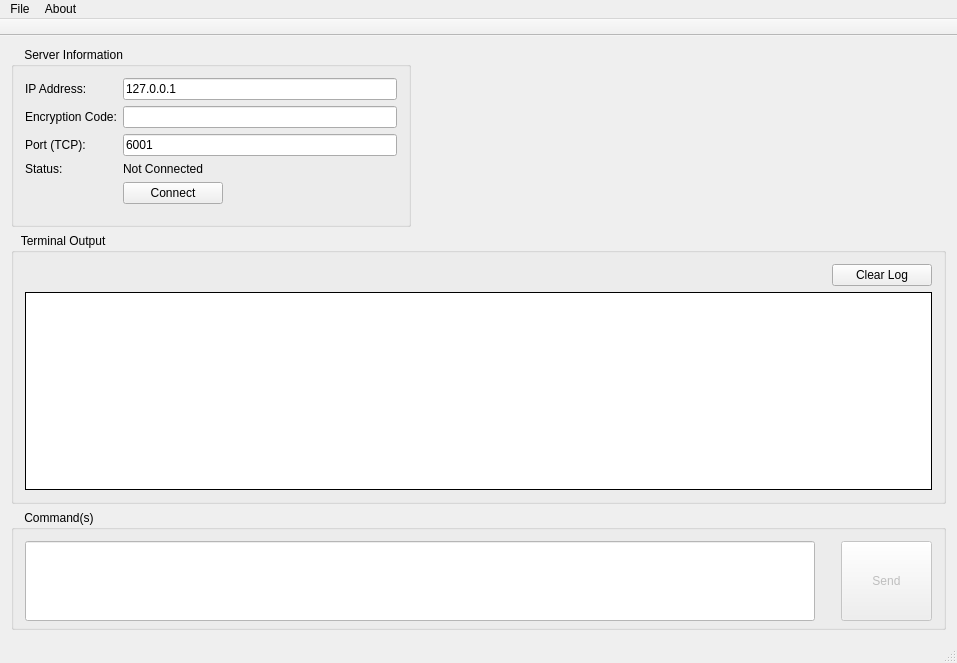
First picture: the form in remote-terminal-client/src/frmmain.ui, repository Trevor3000/remote-terminal, before the edit.
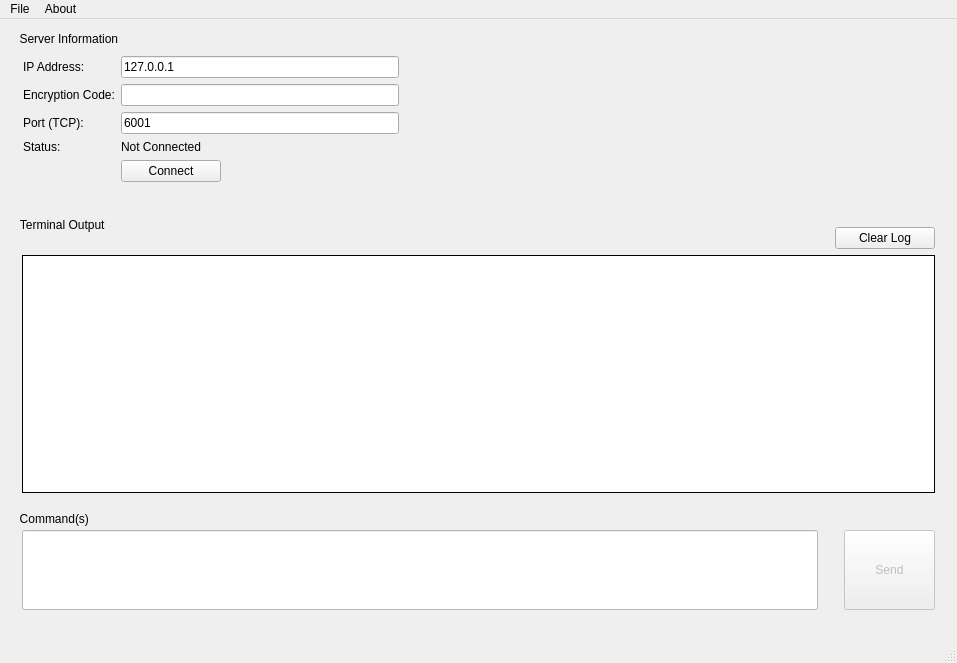
Second picture: the form after the edit.

What changed in the file:
```diff
--- a/remote-terminal-client/src/frmmain.ui
+++ b/remote-terminal-client/src/frmmain.ui
@@ -47,8 +47,14 @@
         <height>180</height>
        </size>
       </property>
+      <property name="styleSheet">
+       <string notr="true">QGroupBox
+{
+	border-top:15px solid transparent;
+}</string>
+      </property>
       <property name="title">
-       <string>    Server Information</string>
+       <string>  Server Information</string>
       </property>
       <property name="flat">
        <bool>false</bool>
@@ -169,8 +175,14 @@
         <verstretch>0</verstretch>
        </sizepolicy>
       </property>
+      <property name="styleSheet">
+       <string notr="true">QGroupBox
+{
+	border:none;
+}</string>
+      </property>
       <property name="title">
-       <string>   Terminal Output</string>
+       <string>  Terminal Output</string>
       </property>
       <layout class="QGridLayout" name="gridLayout">
        <item row="1" column="1">
@@ -260,8 +272,14 @@
         <height>120</height>
        </size>
       </property>
+      <property name="styleSheet">
+       <string notr="true">QGroupBox
+{
+	border:none;
+}</string>
+      </property>
       <property name="title">
-       <string>    Command(s)</string>
+       <string>  Command(s)</string>
       </property>
       <layout class="QHBoxLayout" name="horizontalLayout_2">
        <item>
@@ -382,29 +400,6 @@
    <addaction name="menuFile"/>
    <addaction name="menuAbout"/>
   </widget>
-  <widget class="QToolBar" name="ctrlToolbar">
-   <property name="movable">
-    <bool>false</bool>
-   </property>
-   <property name="allowedAreas">
-    <set>Qt::NoToolBarArea</set>
-   </property>
-   <property name="iconSize">
-    <size>
-     <width>0</width>
-     <height>0</height>
-    </size>
-   </property>
-   <property name="floatable">
-    <bool>false</bool>
-   </property>
-   <attribute name="toolBarArea">
-    <enum>TopToolBarArea</enum>
-   </attribute>
-   <attribute name="toolBarBreak">
-    <bool>false</bool>
-   </attribute>
-  </widget>
   <widget class="QStatusBar" name="ctrlStatus"/>
   <action name="itemAboutRemoteTerminal">
    <property name="text">
```
Left out of the diff: 2 changed lines with no effect on the pictures.
